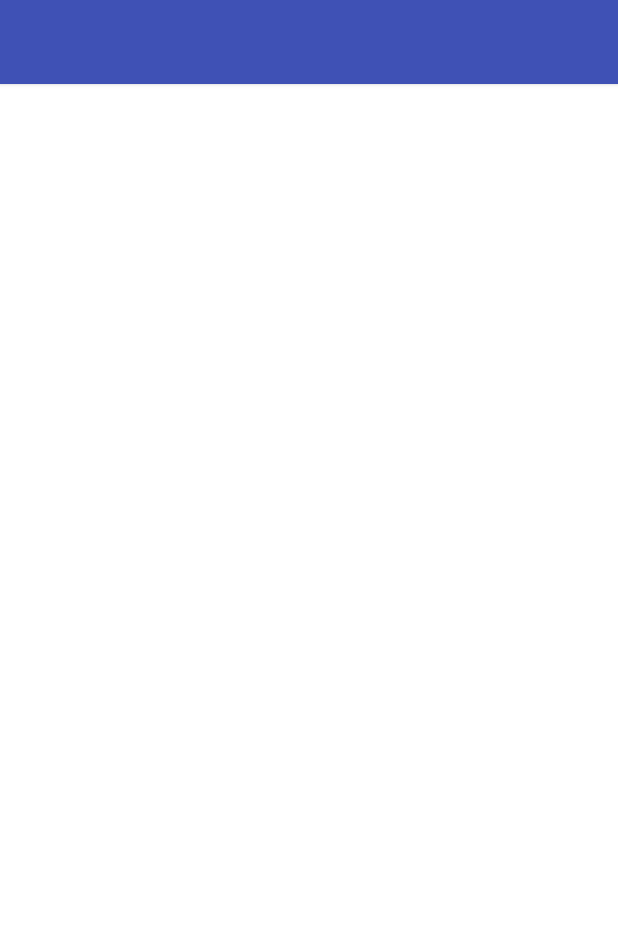
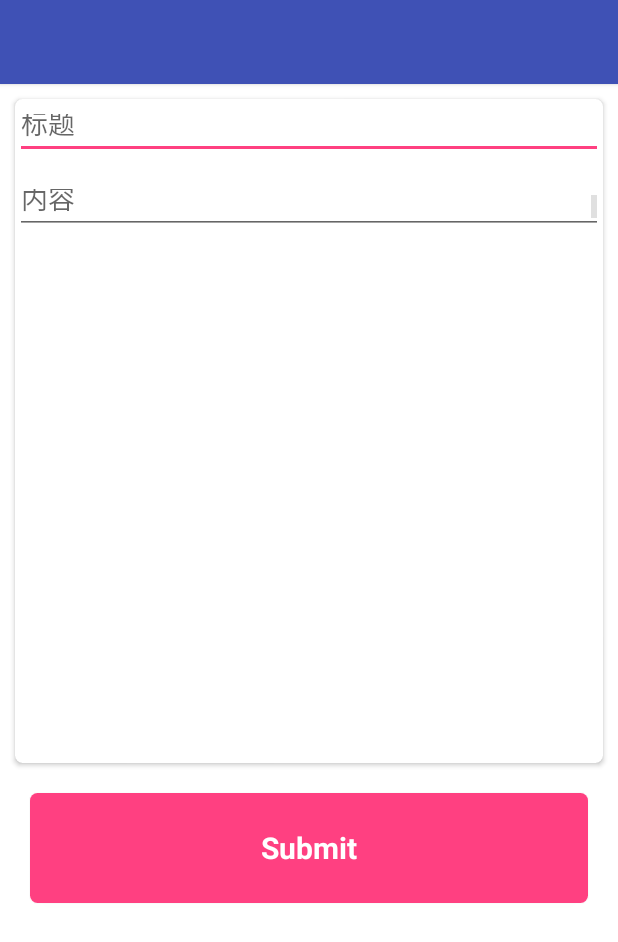
Before and after one commit to yollpoll/MyApp, an Android app: the layout activity_new.xml on its own in the app's theme, with its tools: preview values and no code run, on a phone screen of 412 x 824 dp. Shown: the top 942 px of the screen. Run offline under Robolectric (Android 15) with nearby library versions, the phone set to English and light mode, and no system bars.

Commit message:
修改布局

```diff
--- a/app/src/main/java/com/example/xlm/mydrawerdemo/NewArticle.java
+++ b/app/src/main/java/com/example/xlm/mydrawerdemo/NewArticle.java
@@ -2,14 +2,35 @@ package com.example.xlm.mydrawerdemo;
 
 import android.os.Bundle;
 import android.os.PersistableBundle;
+import android.support.v7.widget.Toolbar;
+import android.view.Menu;
+import android.widget.Toast;
 
 /**
  * Created by 鹏祺 on 2015/11/14.
  */
 public class NewArticle extends BaseActivity {
+    private Toolbar mToolbar;
     @Override
     public void onCreate(Bundle savedInstanceState, PersistableBundle persistentState) {
         super.onCreate(savedInstanceState, persistentState);
         setContentView(R.layout.activity_new);
+        initView();
+        initData();
+        Toast.makeText(this,"发帖",Toast.LENGTH_SHORT).show();
+    }
+    @Override
+    public boolean onCreateOptionsMenu(Menu menu) {
+        getMenuInflater().inflate(R.menu.menu_main, menu);
+        return true;
+    }
+    private void initView(){
+        mToolbar= (Toolbar) findViewById(R.id.toolbar);
+        setSupportActionBar(mToolbar);
+        mToolbar.setTitle("发帖");
+
+    }
+    private void initData(){
+
     }
 }
--- a/app/src/main/res/layout/activity_new.xml
+++ b/app/src/main/res/layout/activity_new.xml
@@ -1,8 +1,75 @@
 <?xml version="1.0" encoding="utf-8"?>
-<RelativeLayout xmlns:android="http://schemas.android.com/apk/res/android"
+<LinearLayout xmlns:android="http://schemas.android.com/apk/res/android"
+    xmlns:app="http://schemas.android.com/apk/res-auto"
     android:layout_width="match_parent"
-    android:layout_height="match_parent">
+    android:layout_height="match_parent"
+    android:orientation="vertical"
+    android:weightSum="10"
+    >
     <include layout="@layout/title_layout"
-        android:id="@+id/title"></include>
-
-</RelativeLayout>
+        android:id="@+id/title">
+    </include>
+    <android.support.v7.widget.CardView
+        android:orientation="vertical"
+        android:layout_width="match_parent"
+        android:layout_height="0dp"
+        android:layout_weight="6"
+        android:elevation="10dp"
+        app:cardCornerRadius="5dp"
+        android:layout_margin="10dp"
+        android:id="@+id/cav_input"
+        android:layout_below="@+id/title"
+        >
+        <RelativeLayout
+            android:layout_width="match_parent"
+            android:layout_height="match_parent"
+            android:background="?attr/selectableItemBackground"
+            >
+            <EditText
+                android:layout_width="match_parent"
+                android:layout_height="40dp"
+                android:hint="标题"
+                android:id="@+id/ed_title"
+                />
+            <EditText
+                android:layout_width="match_parent"
+                android:layout_height="40dp"
+                android:hint="内容"
+                android:id="@+id/ed_content"
+                android:layout_below="@+id/ed_title"
+                android:layout_marginTop="10dp"
+                android:singleLine="false"
+                android:inputType="textMultiLine"
+                android:maxLines="10"
+                android:minLines="5"
+                android:scrollbars="vertical"
+                />
+        </RelativeLayout>
+    </android.support.v7.widget.CardView>
+    <android.support.v7.widget.CardView
+        android:layout_width="match_parent"
+        android:layout_height="0dp"
+        android:layout_weight="1"
+        android:elevation="10dp"
+        app:cardCornerRadius="5dp"
+        android:layout_marginTop="10dp"
+        android:layout_marginLeft="20sp"
+        android:layout_marginRight="20dp"
+        >
+        <RelativeLayout
+            android:layout_width="match_parent"
+            android:layout_height="match_parent"
+            android:background="@color/colorAccent"
+            >
+            <TextView
+                android:layout_width="wrap_content"
+                android:layout_height="wrap_content"
+                android:text="Submit"
+                android:layout_centerInParent="true"
+                android:textStyle="bold"
+                android:textSize="20sp"
+                android:textColor="@color/white"
+                />
+        </RelativeLayout>
+    </android.support.v7.widget.CardView>
+</LinearLayout>
```
